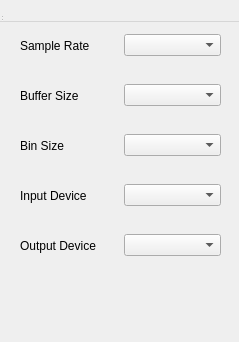
The window that src/GUI/AudioSettingsWindow.ui (bolkaaa/CATE) describes before a commit, drawn with Qt 5.
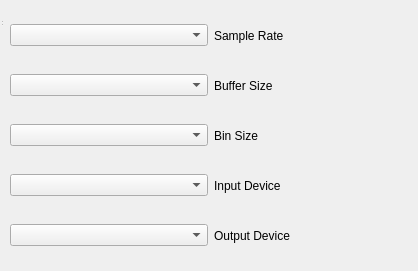
The same window after the commit.

Commit message: AudioSettingsWindow GUI working, need to add clicked() functionality

What changed in the file:
```diff
--- a/src/GUI/AudioSettingsWindow.ui
+++ b/src/GUI/AudioSettingsWindow.ui
@@ -6,36 +6,36 @@
    <rect>
     <x>0</x>
     <y>0</y>
-    <width>239</width>
-    <height>342</height>
+    <width>418</width>
+    <height>271</height>
    </rect>
   </property>
-  <property name="minimumSize">
-   <size>
-    <width>239</width>
-    <height>342</height>
-   </size>
-  </property>
-  <property name="maximumSize">
-   <size>
-    <width>239</width>
-    <height>342</height>
-   </size>
-  </property>
   <property name="windowTitle">
    <string>Audio Settings</string>
   </property>
-  <widget class="QWidget" name="centralwidget">
+  <widget class="QStatusBar" name="statusbar">
+   <property name="geometry">
+    <rect>
+     <x>0</x>
+     <y>0</y>
+     <width>3</width>
+     <height>27</height>
+    </rect>
+   </property>
+  </widget>
    <widget class="QWidget" name="horizontalLayoutWidget">
     <property name="geometry">
      <rect>
-      <x>20</x>
-      <y>20</y>
-      <width>201</width>
+     <x>10</x>
+     <y>10</y>
+     <width>401</width>
       <height>51</height>
      </rect>
     </property>
     <layout class="QHBoxLayout" name="horizontalLayout">
+    <item>
+     <widget class="QComboBox" name="sample_rate_box"/>
+    </item>
      <item>
       <widget class="QLabel" name="sample_rate_name">
        <property name="text">
@@ -43,21 +43,21 @@
        </property>
       </widget>
      </item>
-     <item>
-      <widget class="QComboBox" name="sample_rate_box"/>
-     </item>
     </layout>
    </widget>
    <widget class="QWidget" name="horizontalLayoutWidget_2">
     <property name="geometry">
      <rect>
-      <x>20</x>
-      <y>70</y>
-      <width>201</width>
+     <x>10</x>
+     <y>60</y>
+     <width>401</width>
       <height>51</height>
      </rect>
     </property>
-    <layout class="QHBoxLayout" name="horizontalLayout_3">
+   <layout class="QHBoxLayout" name="horizontalLayout_2">
+    <item>
+     <widget class="QComboBox" name="buffer_size_box"/>
+    </item>
      <item>
       <widget class="QLabel" name="buffer_size_name">
        <property name="text">
@@ -65,21 +65,21 @@
        </property>
       </widget>
      </item>
-     <item>
-      <widget class="QComboBox" name="buffer_size_box"/>
-     </item>
     </layout>
    </widget>
    <widget class="QWidget" name="horizontalLayoutWidget_3">
     <property name="geometry">
      <rect>
-      <x>20</x>
-      <y>120</y>
-      <width>201</width>
+     <x>10</x>
+     <y>110</y>
+     <width>401</width>
       <height>51</height>
      </rect>
     </property>
-    <layout class="QHBoxLayout" name="horizontalLayout_4">
+   <layout class="QHBoxLayout" name="horizontalLayout_5">
+    <item>
+     <widget class="QComboBox" name="bin_size_box"/>
+    </item>
      <item>
       <widget class="QLabel" name="bin_size_name">
        <property name="text">
@@ -87,21 +87,21 @@
        </property>
       </widget>
      </item>
-     <item>
-      <widget class="QComboBox" name="bin_size_box"/>
-     </item>
     </layout>
    </widget>
    <widget class="QWidget" name="horizontalLayoutWidget_4">
     <property name="geometry">
      <rect>
-      <x>20</x>
-      <y>170</y>
-      <width>201</width>
+     <x>10</x>
+     <y>160</y>
+     <width>401</width>
       <height>51</height>
      </rect>
     </property>
-    <layout class="QHBoxLayout" name="horizontalLayout_5">
+   <layout class="QHBoxLayout" name="horizontalLayout_6">
+    <item>
+     <widget class="QComboBox" name="input_device_box"/>
+    </item>
      <item>
       <widget class="QLabel" name="input_device_name">
        <property name="text">
@@ -109,21 +109,21 @@
        </property>
       </widget>
      </item>
-     <item>
-      <widget class="QComboBox" name="input_device_box"/>
-     </item>
     </layout>
    </widget>
    <widget class="QWidget" name="horizontalLayoutWidget_5">
     <property name="geometry">
      <rect>
-      <x>20</x>
-      <y>220</y>
-      <width>201</width>
+     <x>10</x>
+     <y>210</y>
+     <width>401</width>
       <height>51</height>
      </rect>
     </property>
-    <layout class="QHBoxLayout" name="horizontalLayout_6">
+   <layout class="QHBoxLayout" name="horizontalLayout_7">
+    <item>
+     <widget class="QComboBox" name="output_device_box"/>
+    </item>
      <item>
       <widget class="QLabel" name="output_device_name">
        <property name="text">
@@ -131,23 +131,8 @@
        </property>
       </widget>
      </item>
-     <item>
-      <widget class="QComboBox" name="output_device_box"/>
-     </item>
-    </layout>
-   </widget>
-  </widget>
-  <widget class="QMenuBar" name="menubar">
-   <property name="geometry">
-    <rect>
-     <x>0</x>
-     <y>0</y>
-     <width>239</width>
-     <height>22</height>
-    </rect>
-   </property>
-  </widget>
-  <widget class="QStatusBar" name="statusbar"/>
+   </layout>
+  </widget>
  </widget>
  <resources/>
  <connections/>
```
Lines whose indentation alone changed are shown as unchanged. The commit also changes 8 other files.
